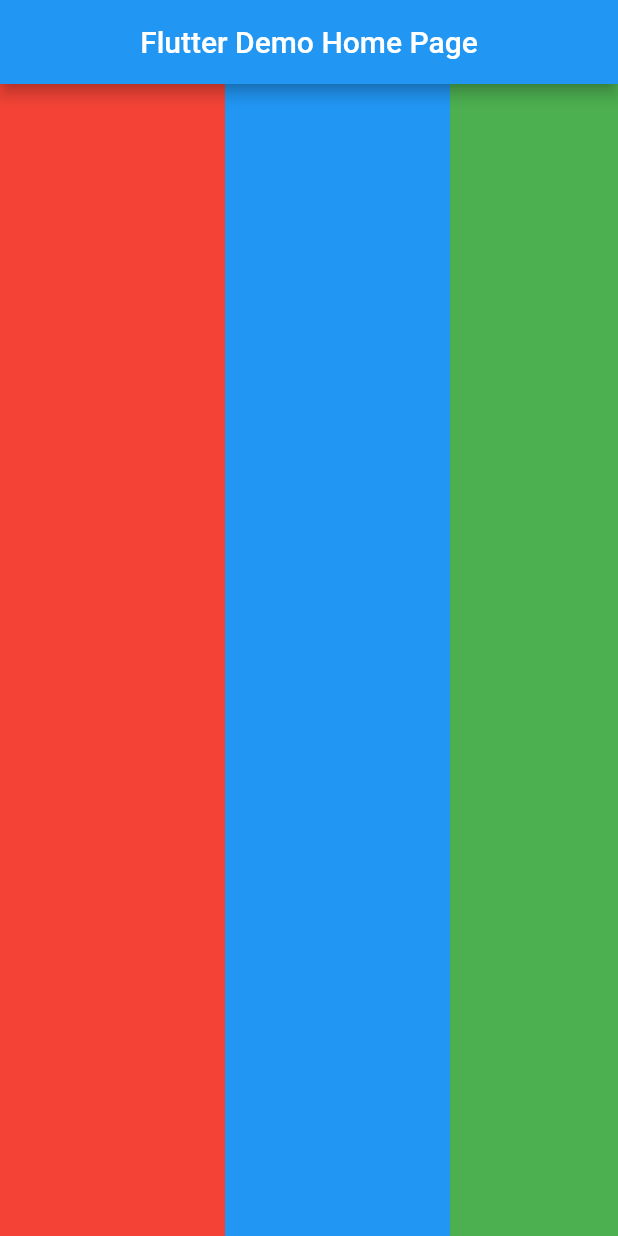
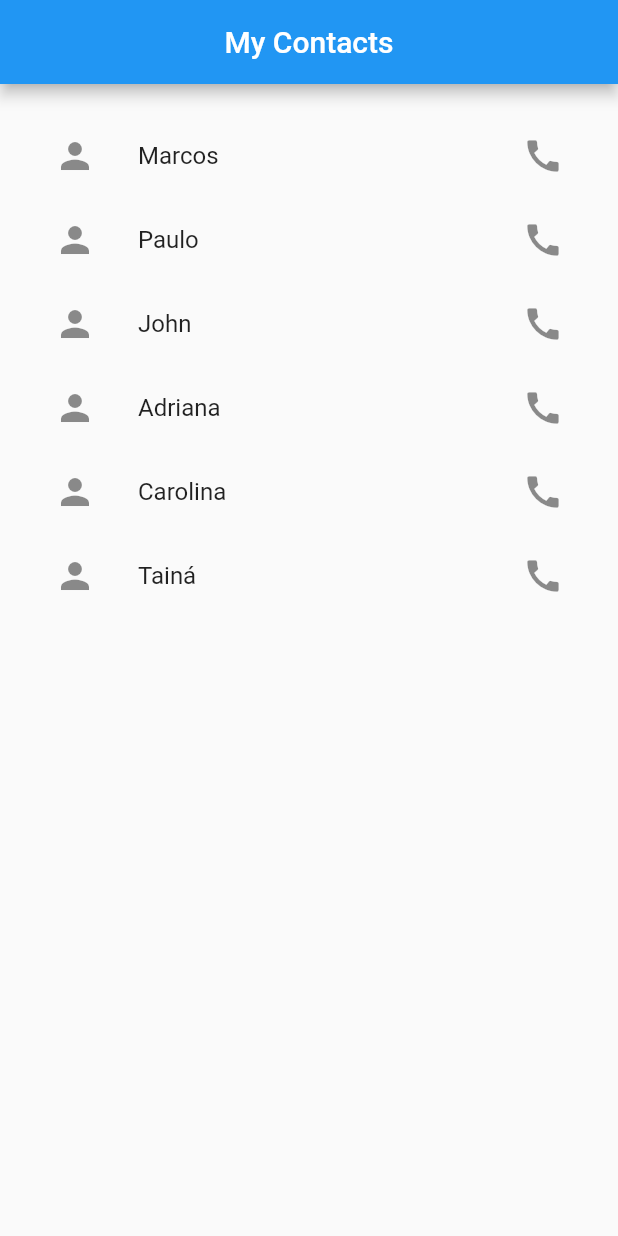
Before and after one commit to maarcos4g/flutter_lessons, a Flutter app: the screen it shows after launch, on a phone screen of 412 x 824 dp. Run offline on Flutter 3.47's test engine with Material 2 defaults, Android fonts, the phone set to English and light mode, and no system bars.

Commit message:
b7web: dynamic lists

```diff
--- a/lib/main.dart
+++ b/lib/main.dart
@@ -14,53 +14,43 @@ class MyApp extends StatelessWidget {
       theme: ThemeData(
         primarySwatch: Colors.blue,
       ),
-      home: const MyHomePage(title: 'Flutter Demo Home Page'),
+      home: MyHomePage(),
       debugShowCheckedModeBanner: false,
     );
   }
 }
 
-class MyHomePage extends StatefulWidget {
-  const MyHomePage({super.key, required this.title});
-
-  final String title;
+class MyHomePage extends StatelessWidget {
+  var contacts = [
+    'Marcos',
+    'Paulo',
+    'John',
+    'Adriana',
+    'Carolina',
+    'Tainá',
+  ];
 
   @override
-  State<MyHomePage> createState() => _MyHomePageState();
-}
+  Widget build(BuildContext context) {
+    var screen = MediaQuery.of(context).size;
 
-class _MyHomePageState extends State<MyHomePage> {
-  @override
-  Widget build(BuildContext context) {
     return Scaffold(
         appBar: AppBar(
           centerTitle: true,
-          title: Text('Flutter Demo Home Page'),
+          title: Text('My Contacts'),
         ),
-        body: ListView(
-          scrollDirection: Axis.horizontal,
-          children: [
-            Container(
-              width: 150,
-              color: Colors.red,
-            ),
-            Container(
-              width: 150,
-              color: Colors.blue,
-            ),
-            Container(
-              width: 150,
-              color: Colors.green,
-            ),
-            Container(
-              width: 150,
-              color: Colors.yellow,
-            ),
-            Container(
-              width: 150,
-              color: Colors.purple,
-            ),
-          ],
-        ));
+        body: ListView.builder(
+            padding: EdgeInsets.all(20),
+            itemCount: contacts.length,
+            itemBuilder: (context, index) {
+              return ListTile(
+                leading: Icon(
+                  Icons.person,
+                  size: 28,
+                ),
+                title: Text('${contacts[index]}'),
+                trailing: Icon(Icons.call, size: 28, )
+              );
+            }));
   }
 }
```
